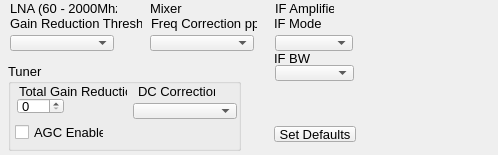
Above: plugins/SDRPlayDevice/sdrplayoptions.ui from oldscienceguy/PebbleSDR before the change. Below: the same form after it.
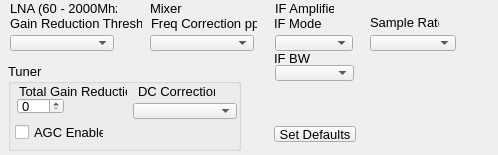
That is the form after the change.

Commit message:
Moved sample rate combo to device options UI
This allows us to connect to it and keep bandwidth options in sync

What changed in the file:
```diff
--- a/plugins/SDRPlayDevice/sdrplayoptions.ui
+++ b/plugins/SDRPlayDevice/sdrplayoptions.ui
@@ -318,6 +318,39 @@
     </property>
    </widget>
   </widget>
+  <widget class="QComboBox" name="sampleRate">
+   <property name="geometry">
+    <rect>
+     <x>370</x>
+     <y>35</y>
+     <width>86</width>
+     <height>16</height>
+    </rect>
+   </property>
+   <property name="font">
+    <font>
+     <pointsize>10</pointsize>
+    </font>
+   </property>
+  </widget>
+  <widget class="QLabel" name="label_10">
+   <property name="geometry">
+    <rect>
+     <x>370</x>
+     <y>14</y>
+     <width>69</width>
+     <height>16</height>
+    </rect>
+   </property>
+   <property name="font">
+    <font>
+     <pointsize>10</pointsize>
+    </font>
+   </property>
+   <property name="text">
+    <string>Sample Rate</string>
+   </property>
+  </widget>
  </widget>
  <resources/>
  <connections/>
```
The commit also changes 2 other files.
